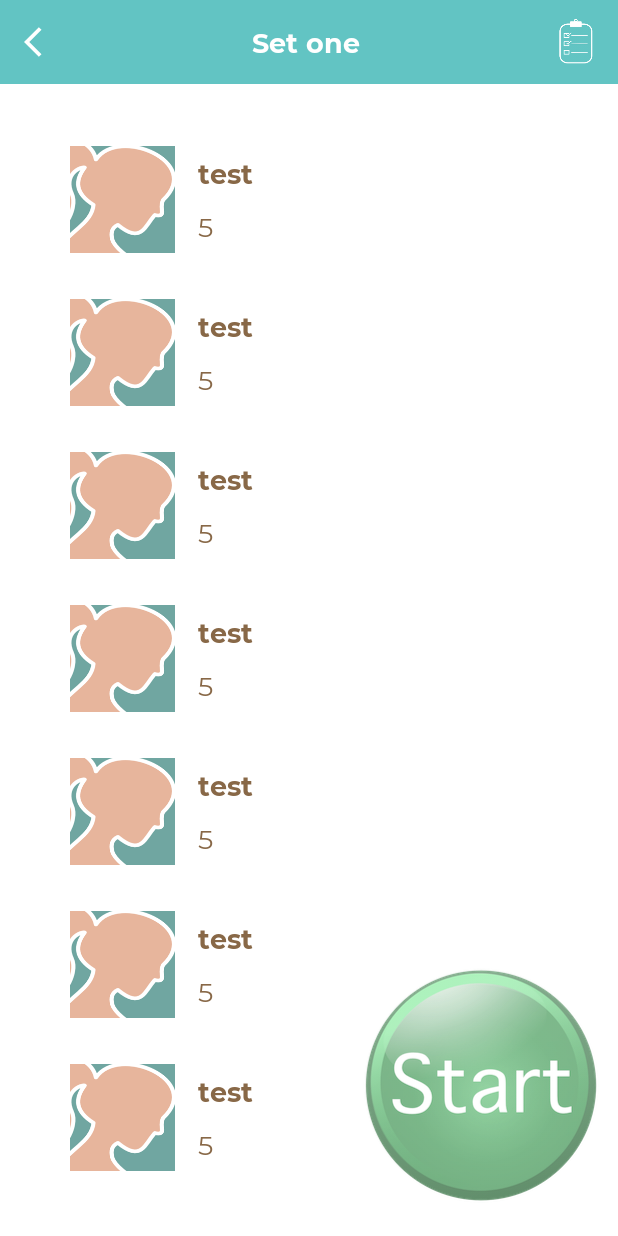
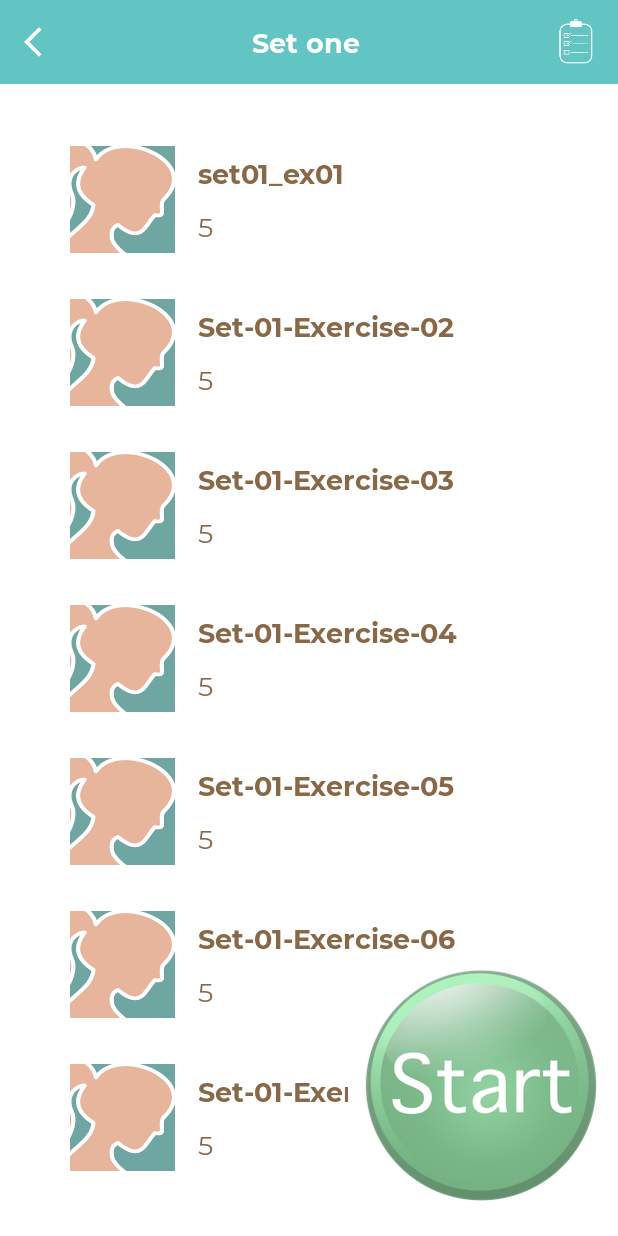
Before and after one commit to LinaLi-dotcom/PregExercise, an Android app: the screen it shows after launch (WorkoutListActivity), after a tap on "Set one", on a phone screen of 412 x 824 dp. Run offline under Robolectric (Android 15) with nearby library versions, the phone set to English and light mode, and no system bars.

Commit message:
changed some errors in json file

```diff
--- a/app/src/main/assets/exerciseSets.json
+++ b/app/src/main/assets/exerciseSets.json
@@ -310,6 +310,8 @@
           "imageName": "ic_thirtysix",
           "workoutTime": 5,
           "restTime": 5
+        }
+      ]
     },
     {
       "id": "S06",
@@ -379,8 +381,6 @@
           "imageName": "ic_seventy",
           "workoutTime": 5,
           "restTime": 5
-            }
-          ]
         }
       ]
     },
--- a/app/src/main/java/com/example/pregexercise/utils/Constants.kt
+++ b/app/src/main/java/com/example/pregexercise/utils/Constants.kt
@@ -42,7 +42,8 @@ object Constants {
 
                      workoutItem = WorkoutModel(
                         item.id,
-                        "test",//item.name,
+                         //"test",
+                        item.name,
                         imageResource,
                          item.workoutTime,
                          item.restTime,
--- a/app/src/main/res/layout/activity_exercise.xml
+++ b/app/src/main/res/layout/activity_exercise.xml
@@ -23,7 +23,7 @@
                 android:scaleType="fitXY"
                 android:layout_weight="1"
                 android:contentDescription="@string/image"
-                android:src="@drawable/ic_eight"
+                android:src="@drawable/set01_ex01"
                 android:layout_alignParentBottom="true"
                 />
 
--- a/app/src/main/res/layout/activity_workout.xml
+++ b/app/src/main/res/layout/activity_workout.xml
@@ -131,7 +131,7 @@
                     android:scaleType="fitXY"
                     android:layout_weight="1"
                     android:contentDescription="@string/image"
-                    android:src="@drawable/ic_eight"
+                    android:src="@drawable/set01_ex01"
                     />
             </LinearLayout>
 
--- a/app/src/main/res/layout/item_list_workout_list.xml
+++ b/app/src/main/res/layout/item_list_workout_list.xml
@@ -18,7 +18,7 @@
             android:id="@+id/iv_workout_list"
             android:layout_width="70dp"
             android:layout_height="match_parent"
-            android:src="@drawable/ic_one"/>
+            android:src="@drawable/set01_ex01"/>
         <LinearLayout
             android:layout_width="0dp"
             android:layout_weight="1"
```
Lines whose indentation alone changed are shown as unchanged.
